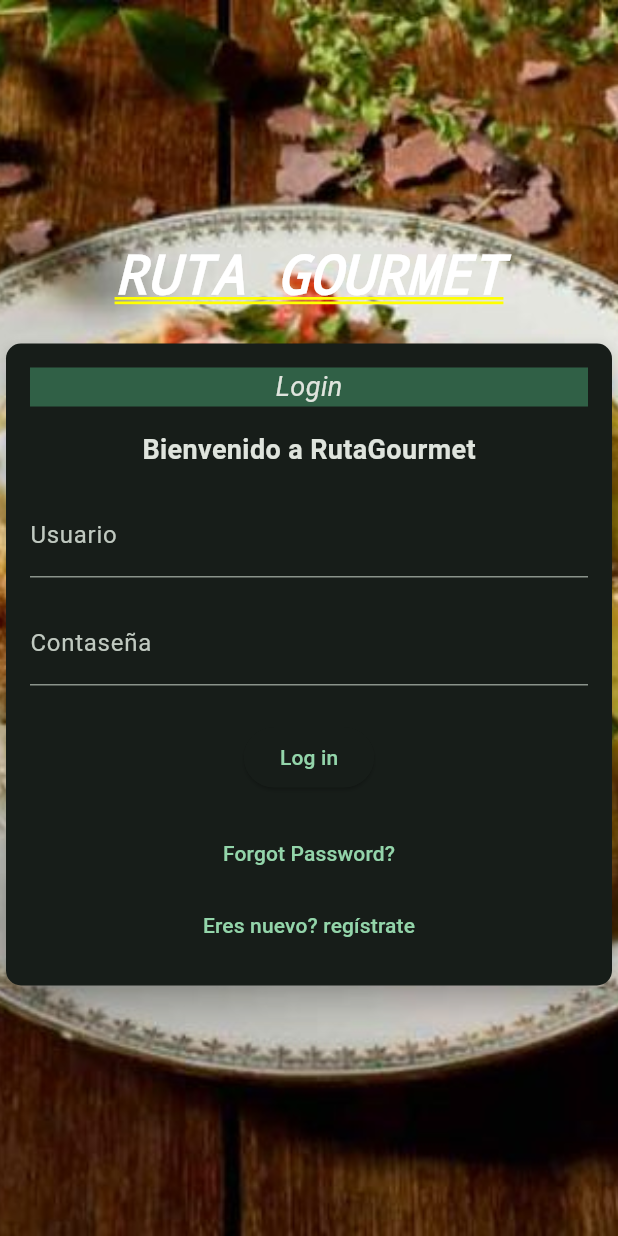
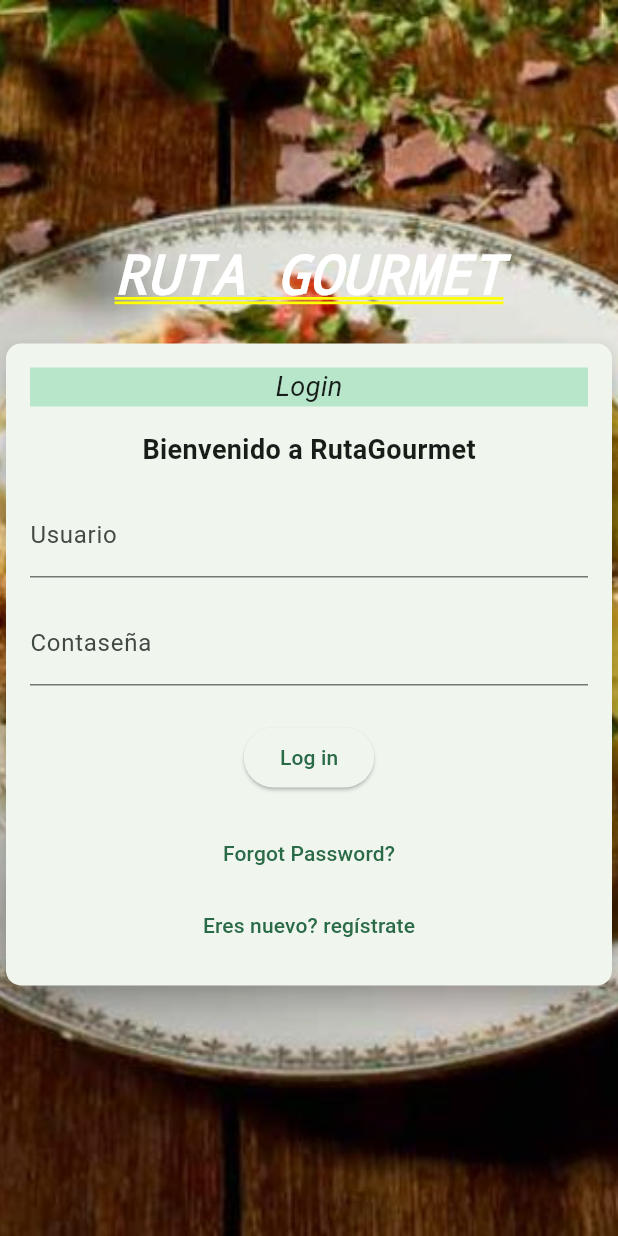
Before and after one commit to Chuch3x/proyecto_progra_movil, a Flutter app: the screen it shows after launch, after a tap on "Log In", on a phone screen of 412 x 824 dp. Run offline on Flutter 3.47's test engine with Material 3 defaults, Android fonts, the light colour scheme and no system bars.

Commit message:
correction of the color theme

```diff
--- a/lib/home-page.dart
+++ b/lib/home-page.dart
@@ -57,7 +57,7 @@ class HomePage extends StatelessWidget {
                     mainAxisAlignment: MainAxisAlignment.end,
                     children: [
                       ElevatedButton(
-                        onPressed: () => _navigate(context, LoginScreen()),
+                        onPressed: () => _navigate(context, const LoginScreen()),
                         style: ElevatedButton.styleFrom(
                           backgroundColor:
                               const Color.fromRGBO(89, 206, 143, 1),
@@ -74,7 +74,7 @@ class HomePage extends StatelessWidget {
                       ),
                       const SizedBox(height: 20),
                       ElevatedButton(
-                        onPressed: () => _navigate(context, Register()),
+                        onPressed: () => _navigate(context, const Register()),
                         style: ElevatedButton.styleFrom(
                           backgroundColor:
                               const Color.fromRGBO(89, 206, 143, 1),
--- a/lib/login.dart
+++ b/lib/login.dart
@@ -1,5 +1,4 @@
 import 'package:flutter/material.dart';
-import 'package:flutter/widgets.dart';
 import 'package:proyecto_progra_movil/register.dart';
 
 class LoginScreen extends StatelessWidget {
@@ -8,7 +7,7 @@ class LoginScreen extends StatelessWidget {
   @override
   Widget build(BuildContext context) {
     return Container(
-      decoration: BoxDecoration(
+      decoration: const BoxDecoration(
         image: DecorationImage(
           image: AssetImage('assets/images/silpancho-background-homepage.jpg'),
           fit: BoxFit.cover,
@@ -17,7 +16,7 @@ class LoginScreen extends StatelessWidget {
       child: Column(
         mainAxisAlignment: MainAxisAlignment.center,
         children: [
-          Text(
+          const Text(
             'RUTA GOURMET',
             style: TextStyle(
               fontSize: 36.0,
@@ -26,7 +25,7 @@ class LoginScreen extends StatelessWidget {
               color: Colors.white,
             ),
           ),
-          SizedBox(height: 20.0),
+          const SizedBox(height: 20.0),
           Card(
             elevation: 8.0,
             shape: RoundedRectangleBorder(
@@ -40,10 +39,10 @@ class LoginScreen extends StatelessWidget {
                   Container(
                     alignment: Alignment
                         .center, // Alinea el contenido al centro del contenedor
-                    decoration: BoxDecoration(
+                    decoration: const BoxDecoration(
                       color: Color.fromARGB(97, 89, 206, 143),
                     ),
-                    child: FittedBox(
+                    child: const FittedBox(
                       fit: BoxFit
                           .cover, // Hace que el texto ocupe todo el espacio disponible
                       child: Text(
@@ -55,49 +54,49 @@ class LoginScreen extends StatelessWidget {
                       ),
                     ),
                   ),
-                  SizedBox(height: 16.0),
-                  Text(
+                  const SizedBox(height: 16.0),
+                  const Text(
                     'Bienvenido a RutaGourmet',
                     style: TextStyle(
                       fontSize: 18.0,
                       fontWeight: FontWeight.bold,
                     ),
                   ),
-                  SizedBox(height: 16.0),
-                  TextField(
+                  const SizedBox(height: 16.0),
+                  const TextField(
                     decoration: InputDecoration(
                       labelText: 'Usuario',
                     ),
                   ),
-                  SizedBox(height: 16.0),
-                  TextField(
+                  const SizedBox(height: 16.0),
+                  const TextField(
                     obscureText: true,
                     decoration: InputDecoration(
                       labelText: 'Contaseña',
                     ),
                   ),
-                  SizedBox(height: 24.0),
+                  const SizedBox(height: 24.0),
                   ElevatedButton(
                     onPressed: () {
                       // Acción de inicio de sesión
                     },
-                    child: Text('Log in'),
+                    child: const Text('Log in'),
                   ),
-                  SizedBox(height: 16.0),
+                  const SizedBox(height: 16.0),
                   TextButton(
                     onPressed: () {
                       // Acción de olvidar contraseña
                     },
-                    child: Text('Forgot Password?'),
+                    child: const Text('Forgot Password?'),
                   ),
                   TextButton(
                     onPressed: () {
                       Navigator.push(
                         context,
-                        MaterialPageRoute(builder: (context) => Register()),
+                        MaterialPageRoute(builder: (context) => const Register()),
                       );
                     },
-                    child: Text('Eres nuevo? regístrate'),
+                    child: const Text('Eres nuevo? regístrate'),
                   ),
                 ],
               ),
--- a/lib/main.dart
+++ b/lib/main.dart
@@ -12,15 +12,15 @@ ThemeData defaultTheme = ThemeData(
     // fontFamily: 'Pangolin',
     useMaterial3: true,
     colorScheme: ColorScheme.fromSeed(
-      seedColor: Color.fromRGBO(89, 206, 143, 1),
-      brightness: Brightness.dark,
+      seedColor: const Color.fromRGBO(89, 206, 143, 1),
+      brightness: Brightness.light,
     ),
     primaryColor: Colors.lightGreenAccent,
-    appBarTheme: AppBarTheme(
+    appBarTheme: const AppBarTheme(
         color: Color.fromRGBO(89, 206, 143, 1),
         iconTheme: IconThemeData(color: Colors.white)),
-    textTheme: TextTheme(
-        displayLarge: const TextStyle(
+    textTheme: const TextTheme(
+        displayLarge: TextStyle(
       fontSize: 72,
       fontWeight: FontWeight.bold,
     )));
```
